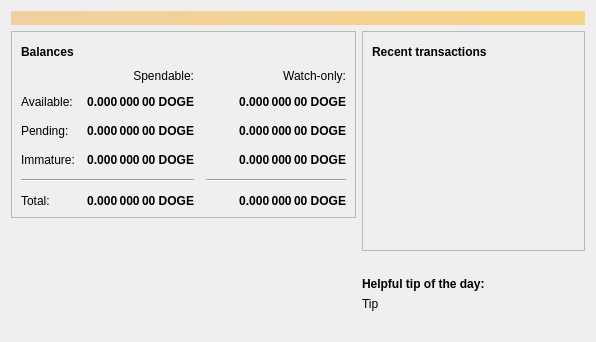
dingocoin/dingocoin, file src/qt/forms/overviewpage.ui: the form before one commit.
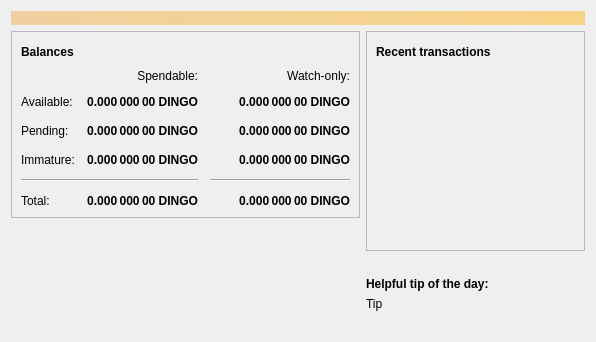
The form after the commit. Icons and pictures are not drawn.

Commit message: DOGE -> DINGO where appropriate.

Patch:
```diff
--- a/src/qt/forms/overviewpage.ui
+++ b/src/qt/forms/overviewpage.ui
@@ -129,7 +129,7 @@
                <string>Unconfirmed transactions to watch-only addresses</string>
               </property>
               <property name="text">
-               <string notr="true">0.000 000 00 DOGE</string>
+               <string notr="true">0.000 000 00 DINGO</string>
               </property>
               <property name="alignment">
                <set>Qt::AlignRight|Qt::AlignTrailing|Qt::AlignVCenter</set>
@@ -154,7 +154,7 @@
                <string>Total of transactions that have yet to be confirmed, and do not yet count toward the spendable balance</string>
               </property>
               <property name="text">
-               <string notr="true">0.000 000 00 DOGE</string>
+               <string notr="true">0.000 000 00 DINGO</string>
               </property>
               <property name="alignment">
                <set>Qt::AlignRight|Qt::AlignTrailing|Qt::AlignVCenter</set>
@@ -179,7 +179,7 @@
                <string>Mined balance in watch-only addresses that has not yet matured</string>
               </property>
               <property name="text">
-               <string notr="true">0.000 000 00 DOGE</string>
+               <string notr="true">0.000 000 00 DINGO</string>
               </property>
               <property name="alignment">
                <set>Qt::AlignRight|Qt::AlignTrailing|Qt::AlignVCenter</set>
@@ -237,7 +237,7 @@
                <string>Mined balance that has not yet matured</string>
               </property>
               <property name="text">
-               <string notr="true">0.000 000 00 DOGE</string>
+               <string notr="true">0.000 000 00 DINGO</string>
               </property>
               <property name="alignment">
                <set>Qt::AlignRight|Qt::AlignTrailing|Qt::AlignVCenter</set>
@@ -282,7 +282,7 @@
                <string>Your current total balance</string>
               </property>
               <property name="text">
-               <string notr="true">0.000 000 00 DOGE</string>
+               <string notr="true">0.000 000 00 DINGO</string>
               </property>
               <property name="alignment">
                <set>Qt::AlignRight|Qt::AlignTrailing|Qt::AlignVCenter</set>
@@ -307,7 +307,7 @@
                <string>Current total balance in watch-only addresses</string>
               </property>
               <property name="text">
-               <string notr="true">0.000 000 00 DOGE</string>
+               <string notr="true">0.000 000 00 DINGO</string>
               </property>
               <property name="alignment">
                <set>Qt::AlignRight|Qt::AlignTrailing|Qt::AlignVCenter</set>
@@ -349,7 +349,7 @@
                <string>Your current spendable balance</string>
               </property>
               <property name="text">
-               <string notr="true">0.000 000 00 DOGE</string>
+               <string notr="true">0.000 000 00 DINGO</string>
               </property>
               <property name="alignment">
                <set>Qt::AlignRight|Qt::AlignTrailing|Qt::AlignVCenter</set>
@@ -374,7 +374,7 @@
                <string>Your current balance in watch-only addresses</string>
               </property>
               <property name="text">
-               <string notr="true">0.000 000 00 DOGE</string>
+               <string notr="true">0.000 000 00 DINGO</string>
               </property>
               <property name="alignment">
                <set>Qt::AlignRight|Qt::AlignTrailing|Qt::AlignVCenter</set>
```
The commit also changes 93 other files.
